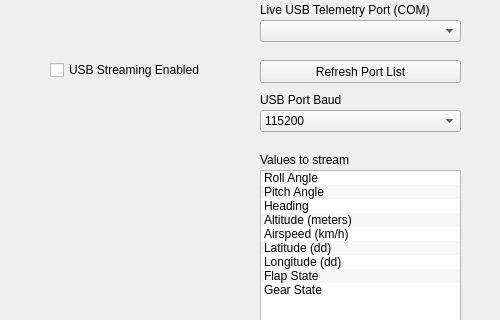
First picture: the form in gui.ui, repository PowerBroker2/Thunder_Viewer, before the edit; both pictures show x 0 to 500 and y 310 to 630 of the 500 by 960 pixel window.
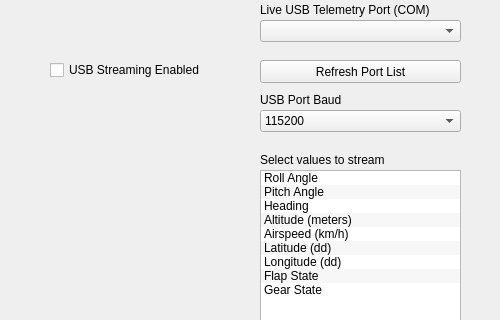
Second picture: the form after the edit. Icons and pictures are not drawn.

```diff
--- a/gui.ui
+++ b/gui.ui
@@ -584,7 +584,7 @@
      </rect>
     </property>
     <property name="text">
-     <string>Values to stream</string>
+     <string>Select values to stream</string>
     </property>
    </widget>
    <widget class="QSpinBox" name="sample_rate">
```
